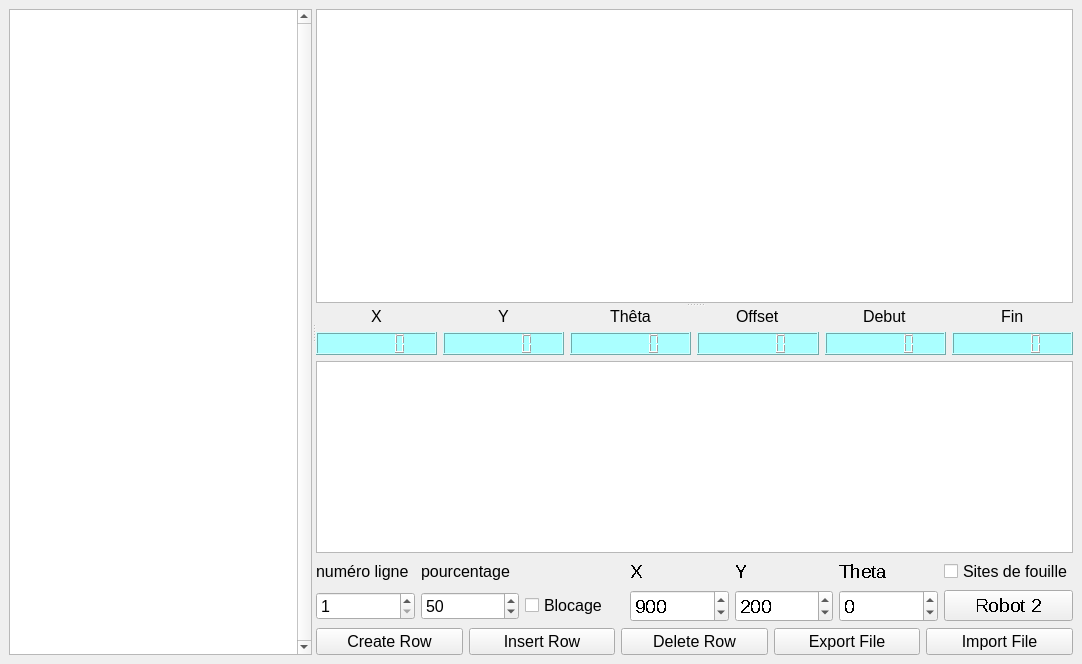
The window that mainwindow.ui (Eaklim/editeur_strategie) describes before a commit, drawn with Qt 5.
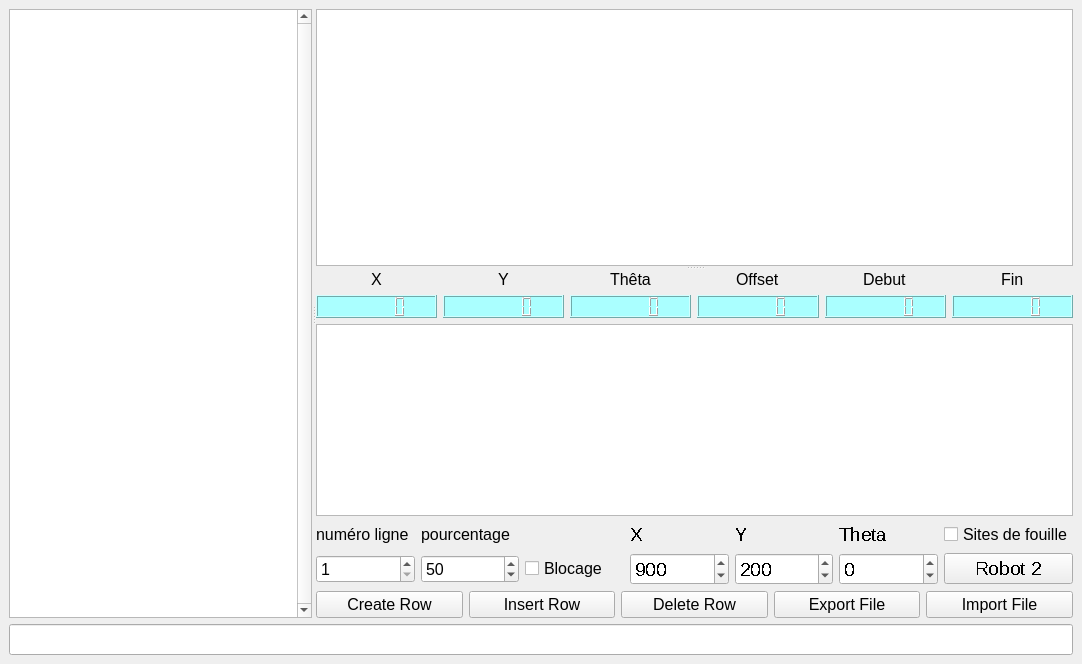
The same window after the commit. Custom widgets are drawn as their Qt base class.

```diff
--- a/mainwindow.ui
+++ b/mainwindow.ui
@@ -138,8 +138,8 @@
         </property>
        </widget>
        <widget class="QWidget" name="widget" native="true">
-        <layout class="QVBoxLayout" name="verticalLayout">
-         <item>
+        <layout class="QGridLayout" name="gridLayout_3">
+         <item row="0" column="0">
           <layout class="QHBoxLayout" name="horizontalLayout_3">
            <item alignment="Qt::AlignHCenter">
             <widget class="QLabel" name="label">
@@ -266,7 +266,7 @@
            </item>
           </layout>
          </item>
-         <item>
+         <item row="1" column="0">
           <layout class="QHBoxLayout" name="horizontalLayout_2">
            <item>
             <widget class="QLCDNumber" name="lcdPosX">
@@ -402,10 +402,10 @@
            </item>
           </layout>
          </item>
-         <item>
+         <item row="2" column="0">
           <widget class="QTextBrowser" name="textBrowser"/>
          </item>
-         <item>
+         <item row="3" column="0">
           <layout class="QGridLayout" name="gridLayout" columnstretch="0,0,0,0,0,0,0">
            <item row="1" column="5">
             <widget class="QSpinBox" name="secondTheta">
@@ -582,7 +582,7 @@
            </item>
           </layout>
          </item>
-         <item>
+         <item row="4" column="0">
           <layout class="QHBoxLayout" name="horizontalLayout">
            <item>
             <widget class="QPushButton" name="CreateRowButton">
@@ -661,6 +661,9 @@
       </widget>
      </widget>
     </item>
+    <item row="1" column="0">
+     <widget class="QLineEdit" name="lineEdit"/>
+    </item>
    </layout>
   </widget>
  </widget>
```
